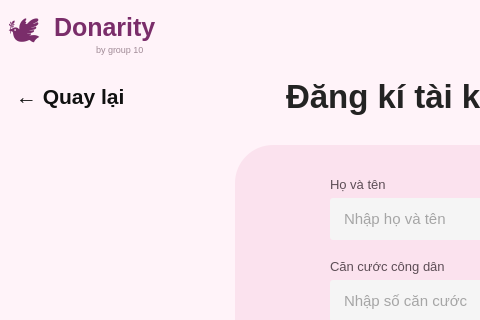
Old version of the form dangki.ui in the repository BossNH/DATA; both pictures show x 0 to 480 and y 0 to 320 of the 1200 by 900 pixel window.
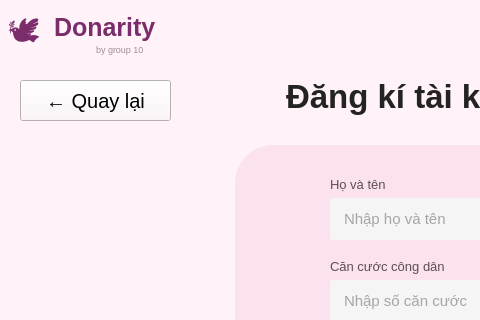
New version of the form.

What changed in the file:
```diff
--- a/dangki.ui
+++ b/dangki.ui
@@ -82,7 +82,7 @@
      <property name="geometry">
       <rect>
        <x>0</x>
-       <y>-360</y>
+       <y>0</y>
        <width>1183</width>
        <height>1120</height>
       </rect>
@@ -208,7 +208,7 @@
 }</string>
       </property>
       <property name="text">
-       <string>← Quay lại</string>
+       <string/>
       </property>
      </widget>
      <widget class="QLabel" name="title_label">
@@ -1033,6 +1033,24 @@
        </property>
       </widget>
      </widget>
+     <widget class="QPushButton" name="pushButton">
+      <property name="geometry">
+       <rect>
+        <x>20</x>
+        <y>80</y>
+        <width>151</width>
+        <height>41</height>
+       </rect>
+      </property>
+      <property name="font">
+       <font>
+        <pointsize>15</pointsize>
+       </font>
+      </property>
+      <property name="text">
+       <string>← Quay lại</string>
+      </property>
+     </widget>
     </widget>
    </widget>
   </widget>
```
